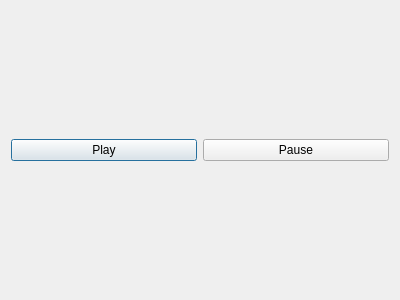
First picture: the form in ChristmasCountdown_v1/day1window.ui, repository AlexandreBanks6/ChristmasCountdown_12day_v1, before the edit.
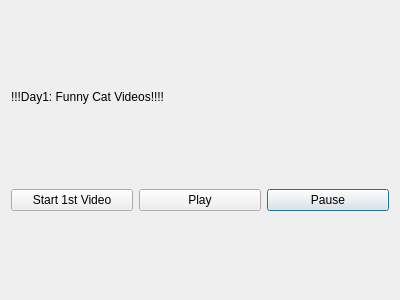
Second picture: the form after the edit.

Commit message: finished day 1: cat videos

Diff of the .ui file:
```diff
--- a/ChristmasCountdown_v1/day1window.ui
+++ b/ChristmasCountdown_v1/day1window.ui
@@ -14,24 +14,48 @@
    <string>Dialog</string>
   </property>
   <layout class="QGridLayout" name="gridLayout_2">
-   <item row="0" column="0">
+   <item row="1" column="0">
     <layout class="QGridLayout" name="gridLayout">
      <item row="0" column="0">
-      <widget class="QPushButton" name="play_day1">
-       <property name="text">
-        <string>Play</string>
-       </property>
-      </widget>
-     </item>
-     <item row="0" column="1">
-      <widget class="QPushButton" name="pause_day1">
-       <property name="text">
-        <string>Pause</string>
-       </property>
-      </widget>
+      <layout class="QGridLayout" name="gridLayout_3">
+       <item row="0" column="2">
+        <widget class="QPushButton" name="pause_day1">
+         <property name="text">
+          <string>Pause</string>
+         </property>
+        </widget>
+       </item>
+       <item row="0" column="1">
+        <widget class="QPushButton" name="play_day1">
+         <property name="text">
+          <string>Play</string>
+         </property>
+        </widget>
+       </item>
+       <item row="0" column="0">
+        <widget class="QPushButton" name="start_day1">
+         <property name="text">
+          <string>Start 1st Video</string>
+         </property>
+        </widget>
+       </item>
+      </layout>
      </item>
     </layout>
    </item>
+   <item row="0" column="0" alignment="Qt::AlignLeft">
+    <widget class="QLabel" name="video_title">
+     <property name="maximumSize">
+      <size>
+       <width>16777215</width>
+       <height>20</height>
+      </size>
+     </property>
+     <property name="text">
+      <string>!!!Day1: Funny Cat Videos!!!!</string>
+     </property>
+    </widget>
+   </item>
   </layout>
  </widget>
  <resources/>
```
The commit also changes 13 other files.
